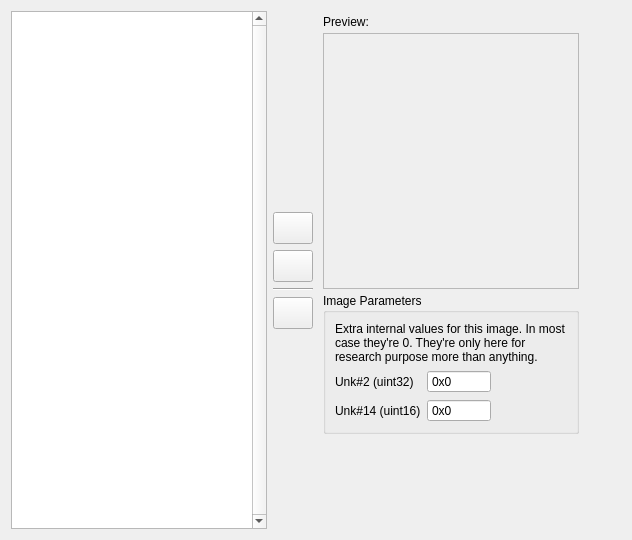
First picture: the form in src/ui/tabs/tabimages.ui, repository PsyCommando/ppmdu_spriteeditor, before the edit.
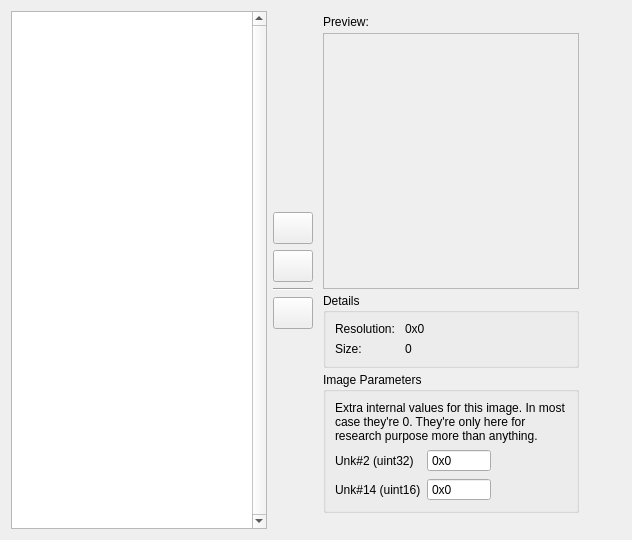
Second picture: the form after the edit. Icons and pictures are not drawn.

What changed in the file:
```diff
--- a/src/ui/tabs/tabimages.ui
+++ b/src/ui/tabs/tabimages.ui
@@ -195,7 +195,7 @@
     </layout>
    </item>
    <item>
-    <layout class="QVBoxLayout" name="vlPreview" stretch="0,2,1,2">
+    <layout class="QVBoxLayout" name="vlPreview" stretch="0,2,0,1,2">
      <property name="spacing">
       <number>4</number>
      </property>
@@ -270,6 +270,61 @@
        </property>
       </widget>
      </item>
+     <item>
+      <widget class="QGroupBox" name="grpInfo">
+       <property name="sizePolicy">
+        <sizepolicy hsizetype="Preferred" vsizetype="Minimum">
+         <horstretch>0</horstretch>
+         <verstretch>0</verstretch>
+        </sizepolicy>
+       </property>
+       <property name="minimumSize">
+        <size>
+         <width>0</width>
+         <height>32</height>
+        </size>
+       </property>
+       <property name="title">
+        <string>Details</string>
+       </property>
+       <layout class="QFormLayout" name="formLayout">
+        <item row="2" column="0">
+         <widget class="QLabel" name="lblImgSize">
+          <property name="text">
+           <string>&lt;html&gt;&lt;head/&gt;&lt;body&gt;&lt;p&gt;Size:&lt;/p&gt;&lt;/body&gt;&lt;/html&gt;</string>
+          </property>
+         </widget>
+        </item>
+        <item row="2" column="1">
+         <widget class="QLabel" name="lblImgSizeValue">
+          <property name="text">
+           <string>&lt;html&gt;&lt;head/&gt;&lt;body&gt;&lt;p&gt;0&lt;/p&gt;&lt;/body&gt;&lt;/html&gt;</string>
+          </property>
+          <property name="alignment">
+           <set>Qt::AlignLeading|Qt::AlignLeft|Qt::AlignVCenter</set>
+          </property>
+         </widget>
+        </item>
+        <item row="0" column="0">
+         <widget class="QLabel" name="lblImgRes">
+          <property name="text">
+           <string>&lt;html&gt;&lt;head/&gt;&lt;body&gt;&lt;p&gt;Resolution: &lt;/p&gt;&lt;/body&gt;&lt;/html&gt;</string>
+          </property>
+         </widget>
+        </item>
+        <item row="0" column="1">
+         <widget class="QLabel" name="lblImgResValue">
+          <property name="text">
+           <string>&lt;html&gt;&lt;head/&gt;&lt;body&gt;&lt;p&gt;0x0&lt;/p&gt;&lt;/body&gt;&lt;/html&gt;</string>
+          </property>
+          <property name="alignment">
+           <set>Qt::AlignLeading|Qt::AlignLeft|Qt::AlignVCenter</set>
+          </property>
+         </widget>
+        </item>
+       </layout>
+      </widget>
+     </item>
      <item>
       <widget class="QGroupBox" name="grpParams">
        <property name="sizePolicy">
```
